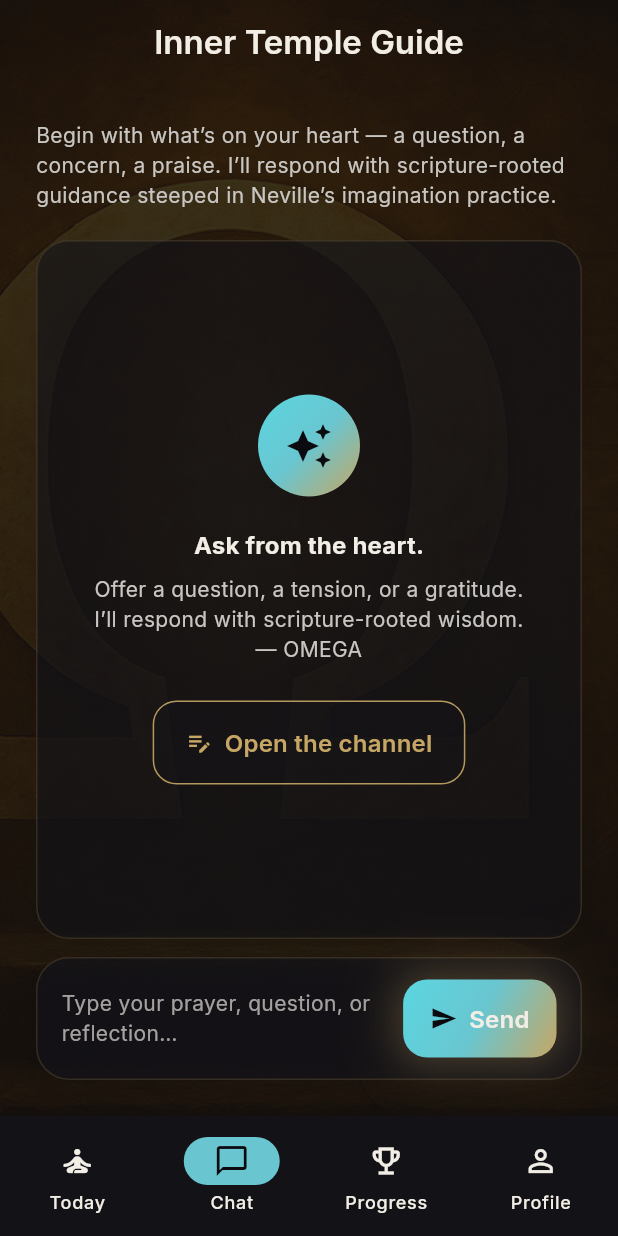
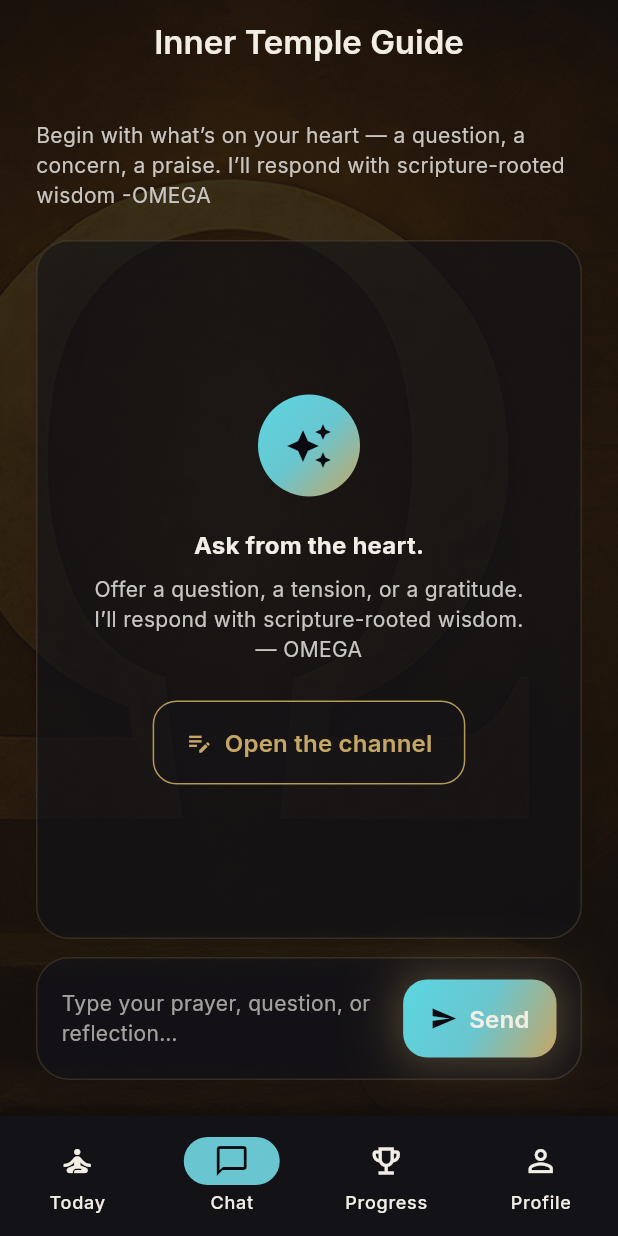
Before and after one commit to djangamane/sba_ISM, a Flutter app: the screen it shows once a user with an empty profile is signed in, item 2 of the bottom bar chosen, on a phone screen of 412 x 824 dp. Run offline on Flutter 3.47's test engine with Material 3 defaults, Android fonts, the phone set to English and light mode, and no system bars; our stand-ins replace flutter_dotenv, flutter_local_notifications, flutter_timezone, google_fonts, shared_preferences, supabase_flutter and 1 more; accounts and stored records are empty; network calls fail.

Commit message:
word fix

```diff
--- a/mobile/spiritual_bible_chat/lib/main.dart
+++ b/mobile/spiritual_bible_chat/lib/main.dart
@@ -1637,7 +1637,7 @@ class _ChatScreenState extends State<_ChatScreen> {
           crossAxisAlignment: CrossAxisAlignment.stretch,
           children: [
             Text(
-              'Begin with what’s on your heart — a question, a concern, a praise. I’ll respond with scripture-rooted guidance steeped in Neville’s imagination practice.',
+              'Begin with what’s on your heart — a question, a concern, a praise. I’ll respond with scripture-rooted wisdom -OMEGA',
               style: theme.textTheme.bodyMedium?.copyWith(
                 color: AppColors.quartz,
                 height: 1.4,
```
